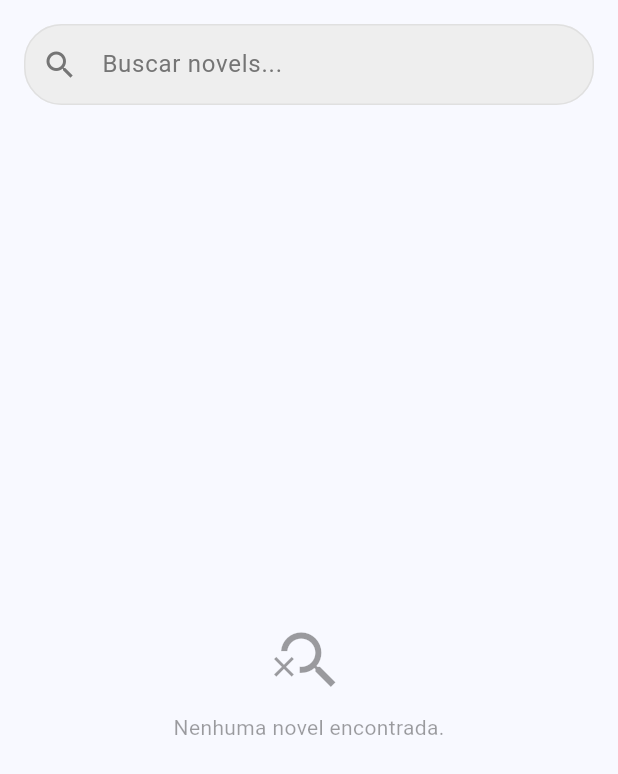
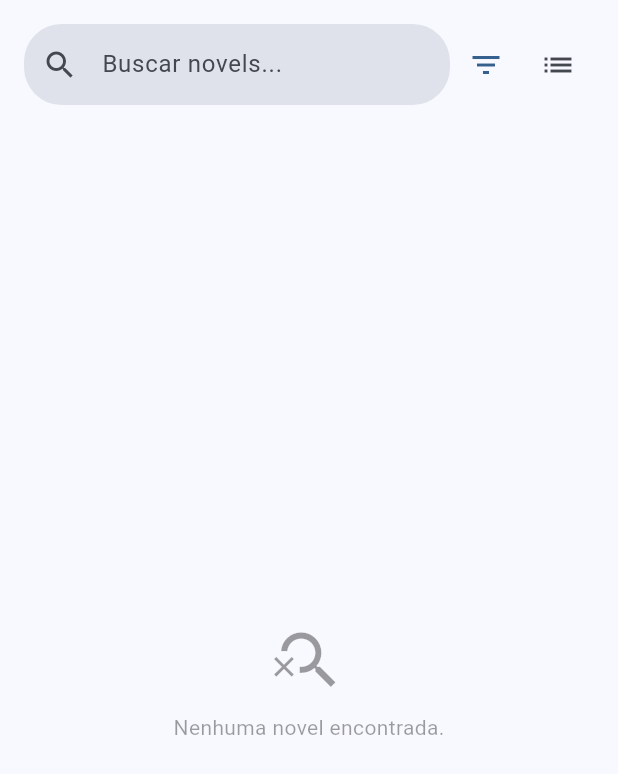
Before and after one commit to Luiz-eduardp/akashic_records, a Flutter app: the LibraryScreen screen opened directly, on a phone screen of 412 x 824 dp. Shown: the top 774 px of the screen. Run offline on Flutter 3.47's test engine with Material 3 defaults, Android fonts, the phone set to English and light mode, and no system bars; our stand-ins replace cached_network_image, cookie_jar, dio, flutter_colorpicker, flutter_html, flutter_markdown and 5 more; accounts and stored records are empty; network calls fail.

Commit message:
feat(library): add extra actions to search bar
- Added `extraActions` parameter.
- Updated theme color usage.
- Improved UI consistency.
- Added clear button functionality.
- Improved filter button styling.

```diff
--- a/lib/screens/library/search_bar_widget.dart
+++ b/lib/screens/library/search_bar_widget.dart
@@ -4,11 +4,13 @@ import 'package:flutter/material.dart';
 class SearchBarWidget extends StatefulWidget {
   final Function(String) onSearch;
   final VoidCallback? onFilterPressed;
+  final List<Widget>? extraActions;
 
   const SearchBarWidget({
     super.key,
     required this.onSearch,
     this.onFilterPressed,
+    this.extraActions,
   });
 
   @override
@@ -47,13 +49,6 @@ class _SearchBarWidgetState extends State<SearchBarWidget> {
   @override
   Widget build(BuildContext context) {
     final ThemeData theme = Theme.of(context);
-    final bool isDarkMode = theme.brightness == Brightness.dark;
-
-    final Color fillColor = isDarkMode ? Colors.grey[800]! : Colors.grey[200]!;
-    final Color textColor = isDarkMode ? Colors.white : Colors.black;
-    final Color iconColor = isDarkMode ? Colors.white70 : Colors.grey[600]!;
-    final Color borderColor =
-        isDarkMode ? Colors.grey[700]! : Colors.grey[300]!;
 
     return Padding(
       padding: const EdgeInsets.all(8.0),
@@ -62,14 +57,17 @@ class _SearchBarWidgetState extends State<SearchBarWidget> {
           Expanded(
             child: TextField(
               controller: _controller,
-              style: TextStyle(color: textColor),
+              style: TextStyle(color: theme.colorScheme.onSurface),
               decoration: InputDecoration(
                 hintText: 'Buscar novels...'.translate,
-                hintStyle: TextStyle(color: iconColor),
-                prefixIcon: Icon(Icons.search, color: iconColor),
+                hintStyle: TextStyle(color: theme.colorScheme.onSurfaceVariant),
+                prefixIcon: Icon(
+                  Icons.search,
+                  color: theme.colorScheme.onSurfaceVariant,
+                ),
                 border: OutlineInputBorder(
                   borderRadius: BorderRadius.circular(25.0),
-                  borderSide: BorderSide(color: borderColor),
+                  borderSide: BorderSide.none,
                 ),
                 focusedBorder: OutlineInputBorder(
                   borderRadius: BorderRadius.circular(25.0),
@@ -77,14 +75,17 @@ class _SearchBarWidgetState extends State<SearchBarWidget> {
                 ),
                 enabledBorder: OutlineInputBorder(
                   borderRadius: BorderRadius.circular(25.0),
-                  borderSide: BorderSide(color: borderColor),
+                  borderSide: BorderSide.none,
                 ),
                 filled: true,
-                fillColor: fillColor,
+                fillColor: theme.colorScheme.surfaceVariant,
                 suffixIcon:
                     _hasText
                         ? IconButton(
-                          icon: Icon(Icons.clear, color: iconColor),
+                          icon: Icon(
+                            Icons.clear,
+                            color: theme.colorScheme.onSurfaceVariant,
+                          ),
                           onPressed: () {
                             _controller.clear();
                             widget.onSearch("");
@@ -109,6 +110,12 @@ class _SearchBarWidgetState extends State<SearchBarWidget> {
               },
             ),
           ),
+          if (widget.onFilterPressed != null)
+            IconButton(
+              onPressed: widget.onFilterPressed,
+              icon: Icon(Icons.filter_list, color: theme.colorScheme.primary),
+            ),
+          if (widget.extraActions != null) ...widget.extraActions!,
         ],
       ),
     );
```
